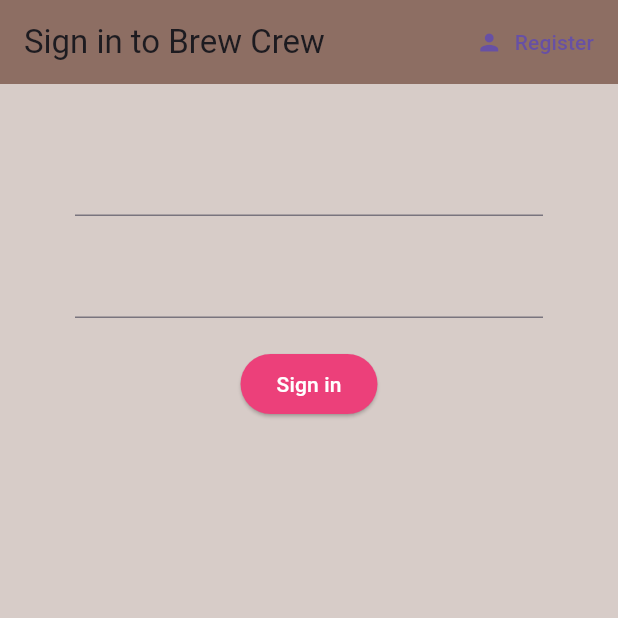
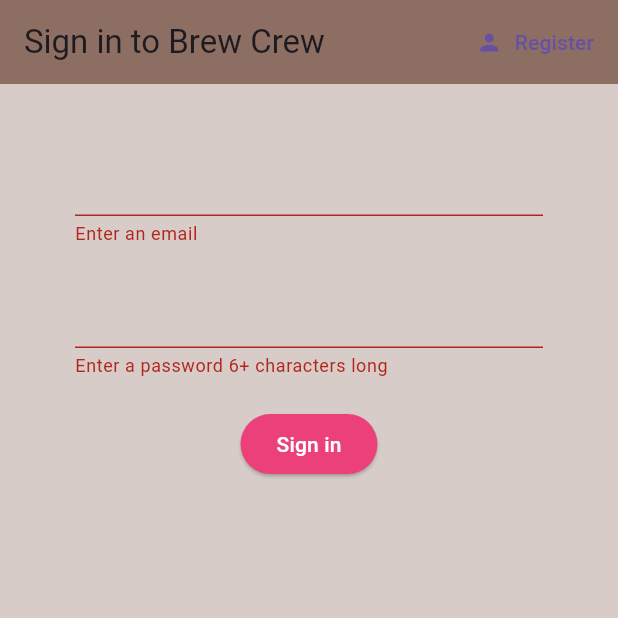
Before and after one commit to JazzJE/firebase-practice, a Flutter app: the screen it shows after launch, after a tap on "Sign in", on a phone screen of 412 x 824 dp, the top half of it. Run offline on Flutter 3.47's test engine with Material 3 defaults, Android fonts, the phone set to English and light mode, and no system bars; our stand-ins replace firebase_auth, firebase_core; accounts and stored records are empty.

Commit message:
#12 completed registered widget

```diff
--- a/lib/screens/authenticate/register.dart
+++ b/lib/screens/authenticate/register.dart
@@ -13,6 +13,7 @@ class Register extends StatefulWidget {
 class _RegisterState extends State<Register> {
 
   final AuthService _auth = AuthService();
+  final _formKey = GlobalKey<FormState>();
 
   // text field state
   String email = '';
@@ -42,10 +43,12 @@ class _RegisterState extends State<Register> {
         // This will make the widget not touch the edges of the screen
         padding: EdgeInsets.symmetric(vertical: 20, horizontal: 50),
         child: Form(
+          key: _formKey,
           child: Column(
             children: <Widget>[
               SizedBox(height:20.0),
               TextFormField(
+                validator: (val) => val!.isEmpty ? "Enter an email" : null,
                 onChanged: (val) {
                   setState(() => email = val);
                 }
@@ -53,6 +56,7 @@ class _RegisterState extends State<Register> {
               SizedBox(height:20.0),
               TextFormField(
                 obscureText: true,
+                validator: (val) => val!.length < 6 ? "Enter a password 6+ characters long" : null,
                 onChanged: (val) {
                   setState(() => password = val);
                 }
@@ -68,8 +72,10 @@ class _RegisterState extends State<Register> {
                   style: TextStyle(color: Colors.white),
                 ),
                 onPressed: () async {
-                  print(email);
-                  print(password);
+                  if (_formKey.currentState.validate()) {
+                    print(email);
+                    print(password);
+                  }
               },
               )
             ]
--- a/lib/screens/authenticate/sign_in.dart
+++ b/lib/screens/authenticate/sign_in.dart
@@ -11,11 +11,13 @@ class SignIn extends StatefulWidget {
 }
 
 class _SignInState extends State<SignIn> {
-  final AuthService _authenticator = AuthService();
+  final AuthService _auth = AuthService();
+  final _formKey = GlobalKey<FormState>();
 
   // text field state
   String email = '';
   String password = '';
+  String error = '';
 
   @override
   Widget build(BuildContext context) {
@@ -40,14 +42,18 @@ class _SignInState extends State<SignIn> {
         // This will make the widget not touch the edges of the screen
         padding: EdgeInsets.symmetric(vertical: 20, horizontal: 50),
         child: Form(
+          key: _formKey,
             child: Column(children: <Widget>[
           SizedBox(height: 20.0),
-          TextFormField(onChanged: (val) {
-            setState(() => email = val);
+          TextFormField(
+            validator: (val) => val!.isEmpty ? "Enter an email" : null,
+            onChanged: (val) {
+              setState(() => email = val);
           }),
           SizedBox(height: 20.0),
           TextFormField(
               obscureText: true,
+              validator: (val) => val!.length < 6 ? "Enter a password 6+ characters long" : null,
               onChanged: (val) {
                 setState(() => password = val);
               }),
@@ -62,10 +68,19 @@ class _SignInState extends State<SignIn> {
               style: TextStyle(color: Colors.white),
             ),
             onPressed: () async {
-              print(email);
-              print(password);
-            },
-          )
+                if (_formKey.currentState!.validate()) {
+                  dynamic result = await _auth.registerWithEmailAndPassword(email, password);
+                  if (result == null) {
+                    setState(() => error = 'Please supply a valid email');
+                  }
+                }
+              },
+          ),
+          SizedBox(height:12.0),
+            Text(
+              error,
+              style: TextStyle(color: Colors.red, fontSize: 14.0),
+            ),
         ])),
       ),
     );
--- a/lib/services/auth.dart
+++ b/lib/services/auth.dart
@@ -30,6 +30,16 @@ class AuthService {
   // sign in with email and password
 
   // register with email and password
+  Future registerWithEmailAndPassword(String email, String password) async {
+    try {
+      UserCredential result = await _auth.createUserWithEmailAndPassword(email: email, password: password);
+      User? user = result.user;
+      return _storeUIDFromUser(user);
+    } catch (e) {
+      print(e.toString());
+      return null;
+    }
+  }
 
   // sign out
   Future signOut() async {
```
